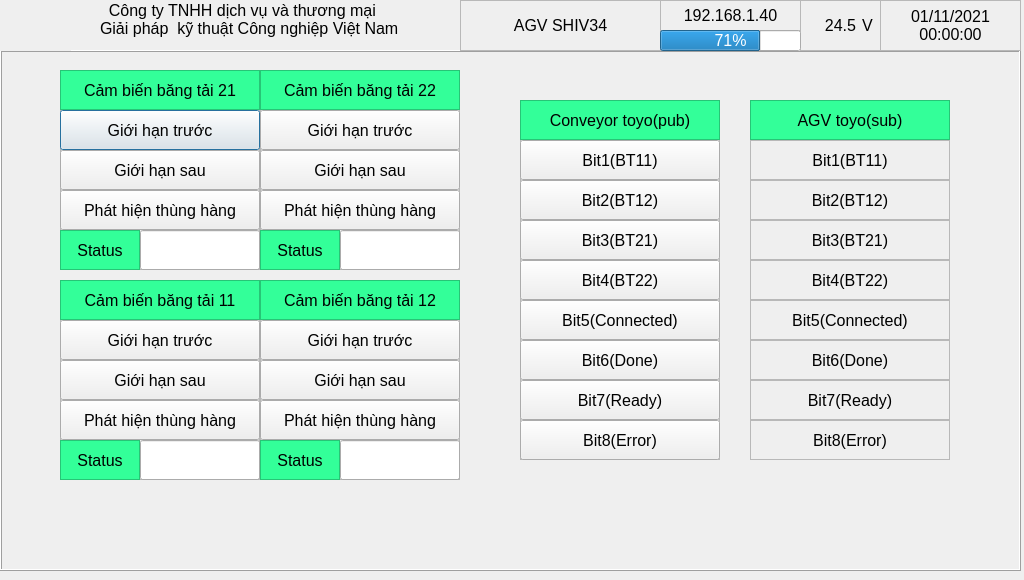
ArchiePhung/SimulationAGV_workspace, file app_ros600/interface/app_agv12Conveyor_test.ui: the form before one commit.
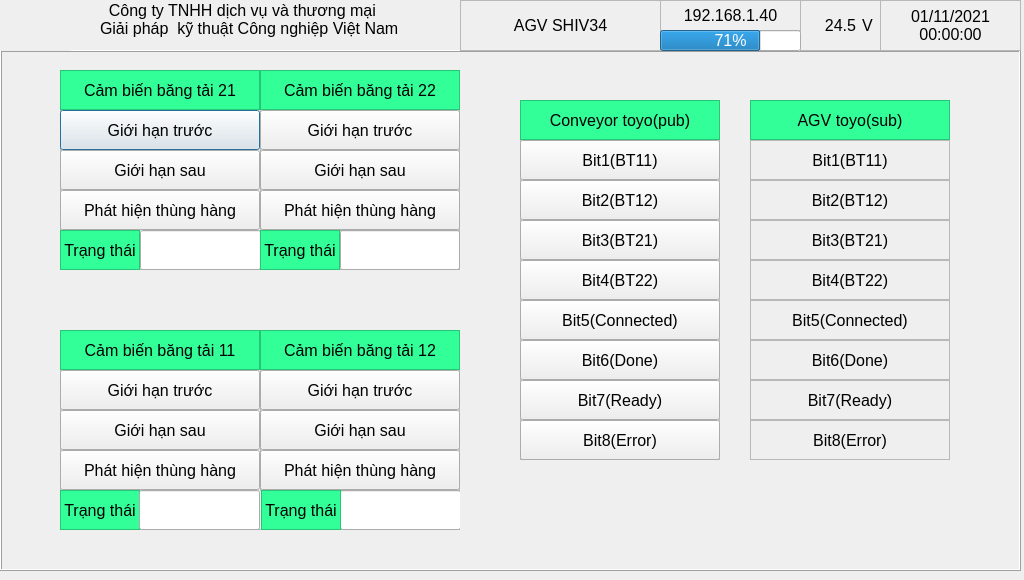
The form after the commit. Icons and pictures are not drawn.

```diff
--- a/app_ros600/interface/app_agv12Conveyor_test.ui
+++ b/app_ros600/interface/app_agv12Conveyor_test.ui
@@ -362,7 +362,7 @@
      <rect>
       <x>60</x>
       <y>20</y>
-      <width>200</width>
+      <width>400</width>
       <height>200</height>
      </rect>
     </property>
@@ -449,7 +449,7 @@
       <enum>QFrame::StyledPanel</enum>
      </property>
      <property name="text">
-      <string>Status</string>
+      <string>Trạng thái</string>
      </property>
      <property name="alignment">
       <set>Qt::AlignCenter</set>
@@ -460,22 +460,21 @@
       <rect>
        <x>80</x>
        <y>160</y>
-       <width>120</width>
+       <width>121</width>
        <height>40</height>
       </rect>
      </property>
      <property name="alignment">
       <set>Qt::AlignCenter</set>
      </property>
-    </widget>
    </widget>
    <widget class="QFrame" name="fr_signal_cvo1_2">
     <property name="geometry">
      <rect>
-      <x>260</x>
-      <y>20</y>
+       <x>200</x>
+       <y>0</y>
       <width>200</width>
-      <height>200</height>
+       <height>161</height>
      </rect>
     </property>
     <property name="frameShape">
@@ -545,32 +544,11 @@
       <string>Phát hiện thùng hàng</string>
      </property>
     </widget>
-    <widget class="QLabel" name="label_4">
-     <property name="geometry">
-      <rect>
-       <x>0</x>
-       <y>160</y>
-       <width>80</width>
-       <height>40</height>
-      </rect>
-     </property>
-     <property name="styleSheet">
-      <string notr="true">background-color: rgb(51, 255, 153);</string>
-     </property>
-     <property name="frameShape">
-      <enum>QFrame::StyledPanel</enum>
-     </property>
-     <property name="text">
-      <string>Status</string>
-     </property>
-     <property name="alignment">
-      <set>Qt::AlignCenter</set>
-     </property>
     </widget>
     <widget class="QLineEdit" name="ld_status22">
      <property name="geometry">
       <rect>
-       <x>80</x>
+       <x>280</x>
        <y>160</y>
        <width>120</width>
        <height>40</height>
@@ -580,13 +558,35 @@
       <set>Qt::AlignCenter</set>
      </property>
     </widget>
+    <widget class="QLabel" name="label_4">
+     <property name="geometry">
+      <rect>
+       <x>200</x>
+       <y>160</y>
+       <width>80</width>
+       <height>40</height>
+      </rect>
+     </property>
+     <property name="styleSheet">
+      <string notr="true">background-color: rgb(51, 255, 153);</string>
+     </property>
+     <property name="frameShape">
+      <enum>QFrame::StyledPanel</enum>
+     </property>
+     <property name="text">
+      <string>Trạng thái</string>
+     </property>
+     <property name="alignment">
+      <set>Qt::AlignCenter</set>
+     </property>
+    </widget>
    </widget>
    <widget class="QFrame" name="fr_signal_cvo1_3">
     <property name="geometry">
      <rect>
       <x>60</x>
-      <y>230</y>
-      <width>200</width>
+      <y>280</y>
+      <width>400</width>
       <height>200</height>
      </rect>
     </property>
@@ -673,7 +673,7 @@
       <enum>QFrame::StyledPanel</enum>
      </property>
      <property name="text">
-      <string>Status</string>
+      <string>Trạng thái</string>
      </property>
      <property name="alignment">
       <set>Qt::AlignCenter</set>
@@ -682,24 +682,23 @@
     <widget class="QLineEdit" name="ld_status11">
      <property name="geometry">
       <rect>
-       <x>80</x>
+       <x>79</x>
        <y>160</y>
-       <width>120</width>
+       <width>121</width>
        <height>40</height>
       </rect>
      </property>
      <property name="alignment">
       <set>Qt::AlignCenter</set>
      </property>
-    </widget>
    </widget>
    <widget class="QFrame" name="fr_signal_cvo1_4">
     <property name="geometry">
      <rect>
-      <x>260</x>
-      <y>230</y>
+       <x>200</x>
+       <y>0</y>
       <width>200</width>
-      <height>200</height>
+       <height>161</height>
      </rect>
     </property>
     <property name="frameShape">
@@ -769,34 +768,13 @@
       <string>Phát hiện thùng hàng</string>
      </property>
     </widget>
-    <widget class="QLabel" name="label_8">
-     <property name="geometry">
-      <rect>
-       <x>0</x>
-       <y>160</y>
-       <width>80</width>
-       <height>40</height>
-      </rect>
-     </property>
-     <property name="styleSheet">
-      <string notr="true">background-color: rgb(51, 255, 153);</string>
-     </property>
-     <property name="frameShape">
-      <enum>QFrame::StyledPanel</enum>
-     </property>
-     <property name="text">
-      <string>Status</string>
-     </property>
-     <property name="alignment">
-      <set>Qt::AlignCenter</set>
-     </property>
     </widget>
     <widget class="QLineEdit" name="ld_status12">
      <property name="geometry">
       <rect>
-       <x>80</x>
+       <x>280</x>
        <y>160</y>
-       <width>120</width>
+       <width>121</width>
        <height>40</height>
       </rect>
      </property>
@@ -804,6 +782,28 @@
       <set>Qt::AlignCenter</set>
      </property>
     </widget>
+    <widget class="QLabel" name="label_8">
+     <property name="geometry">
+      <rect>
+       <x>201</x>
+       <y>160</y>
+       <width>80</width>
+       <height>40</height>
+      </rect>
+     </property>
+     <property name="styleSheet">
+      <string notr="true">background-color: rgb(51, 255, 153);</string>
+     </property>
+     <property name="frameShape">
+      <enum>QFrame::StyledPanel</enum>
+     </property>
+     <property name="text">
+      <string>Trạng thái</string>
+     </property>
+     <property name="alignment">
+      <set>Qt::AlignCenter</set>
+     </property>
+    </widget>
    </widget>
    <widget class="QFrame" name="fr_signal_cvo1_5">
     <property name="geometry">
```
Lines whose indentation alone changed are shown as unchanged.
